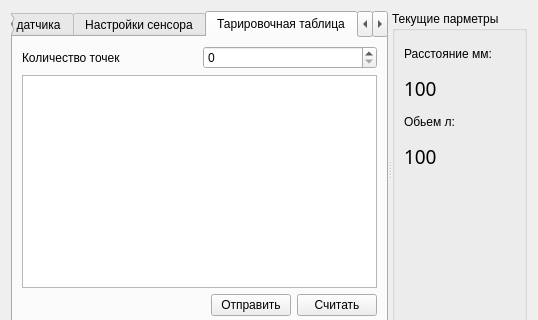
This is mws.ui in zaitseu1994/EurosensConfig as Qt 5 draws it before an edit; both pictures show x 0 to 538 and y 0 to 320 of the 538 by 463 pixel window. The edited form follows.
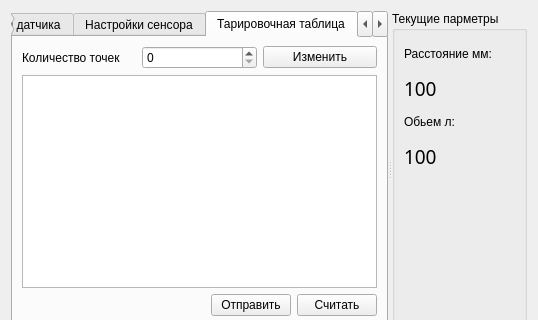
This is the edited form. The open tabs and pages were chosen to show the change. Icons and pictures are not drawn. Custom widgets are drawn as their Qt base class.

```diff
--- a/mws.ui
+++ b/mws.ui
@@ -529,6 +529,13 @@
              <item>
               <widget class="QSpinBox" name="spin_CountPoint"/>
              </item>
+             <item>
+              <widget class="QPushButton" name="button_ChangePoints">
+               <property name="text">
+                <string>Изменить</string>
+               </property>
+              </widget>
+             </item>
             </layout>
            </item>
            <item row="1" column="0">
```
Left out of the diff: 2 changed lines with no effect on the pictures.
